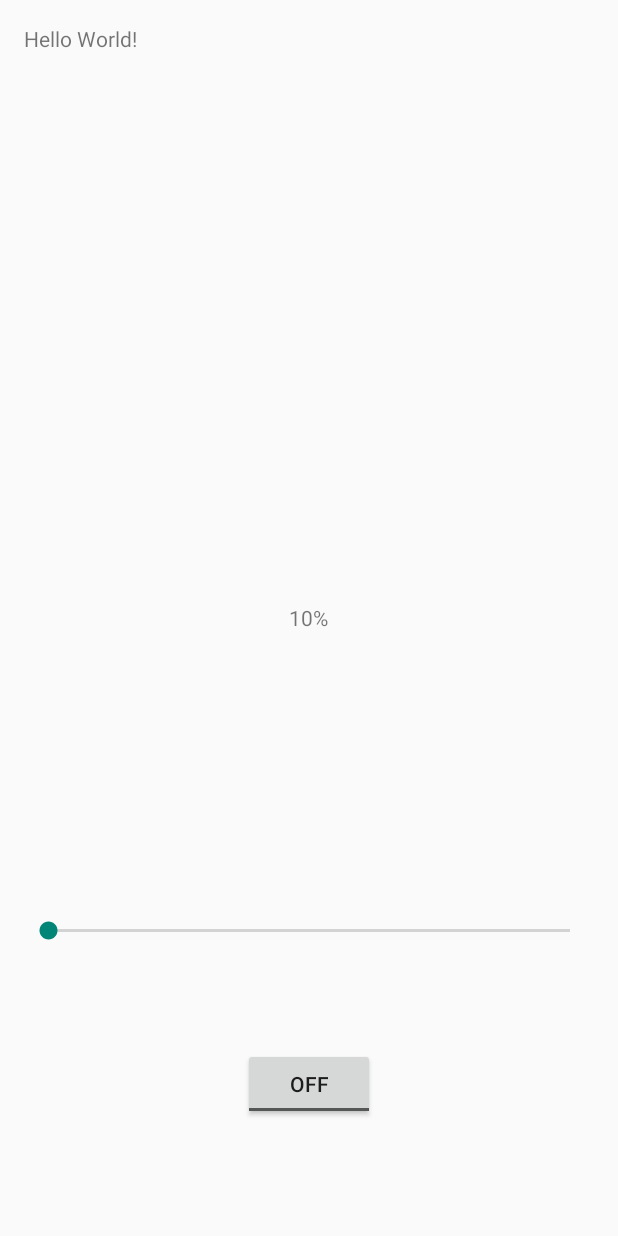
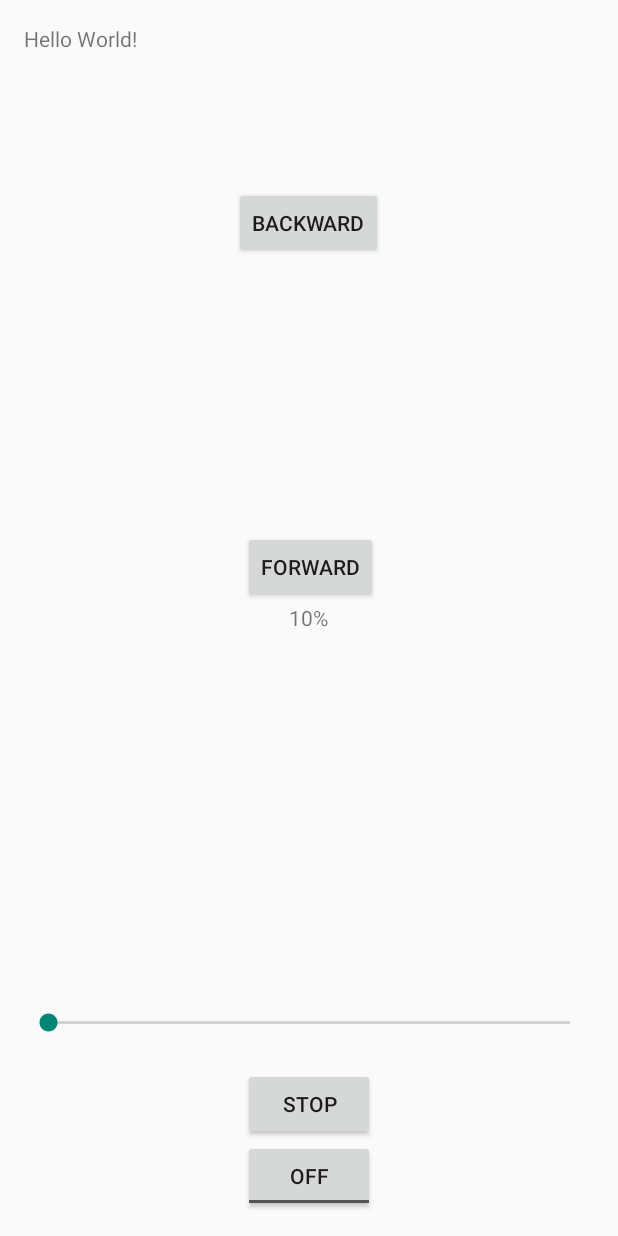
Before and after one commit to wangfuan/robot, an Android app: the layout activity_main.xml on its own in the app's theme, with its tools: preview values and no code run, on a phone screen of 412 x 824 dp. Run offline under Robolectric (Android 15) with nearby library versions, the phone set to English and light mode, and no system bars.

Commit message:
单个电机的正转、反转和停止

```diff
--- a/app/src/main/res/layout/activity_main.xml
+++ b/app/src/main/res/layout/activity_main.xml
@@ -20,7 +20,7 @@
         android:layout_height="wrap_content"
         android:text="New ToggleButton"
         android:id="@+id/toggleButton"
-        android:layout_marginBottom="61dp"
+        android:checked="false"
         android:layout_alignParentBottom="true"
         android:layout_centerHorizontal="true" />
 
@@ -39,4 +39,29 @@
         android:layout_centerVertical="true"
         android:layout_centerHorizontal="true" />
 
+    <Button
+        android:layout_width="wrap_content"
+        android:layout_height="wrap_content"
+        android:text="Backward"
+        android:id="@+id/button"
+        android:layout_below="@+id/textView"
+        android:layout_centerHorizontal="true"
+        android:layout_marginTop="89dp" />
+
+    <Button
+        android:layout_width="wrap_content"
+        android:layout_height="wrap_content"
+        android:text="Forward"
+        android:id="@+id/button2"
+        android:layout_above="@+id/textView2"
+        android:layout_alignStart="@+id/toggleButton" />
+
+    <Button
+        android:layout_width="wrap_content"
+        android:layout_height="wrap_content"
+        android:text="Stop"
+        android:id="@+id/button3"
+        android:layout_above="@+id/toggleButton"
+        android:layout_alignStart="@+id/toggleButton" />
+
 </RelativeLayout>
```
Also changed, not shown: app/src/main/java/com/example/fuan/ioiotest/MainActivity.java (+60 -8 lines).
